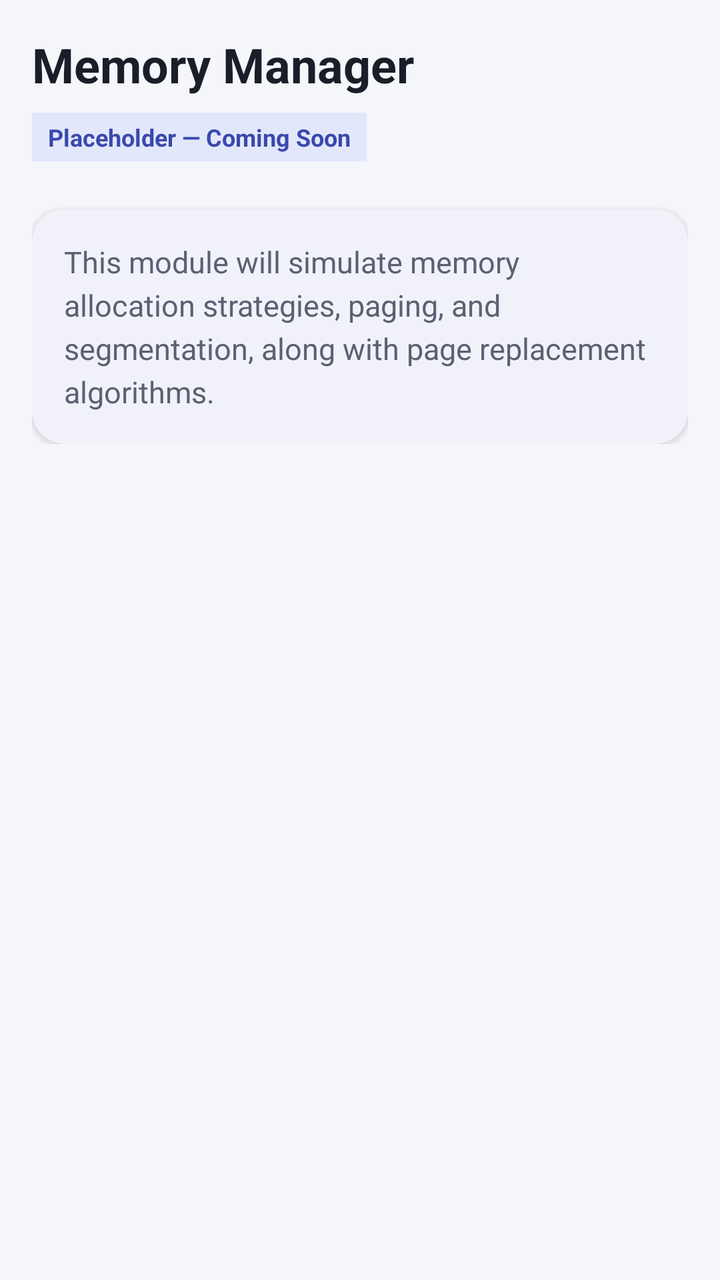
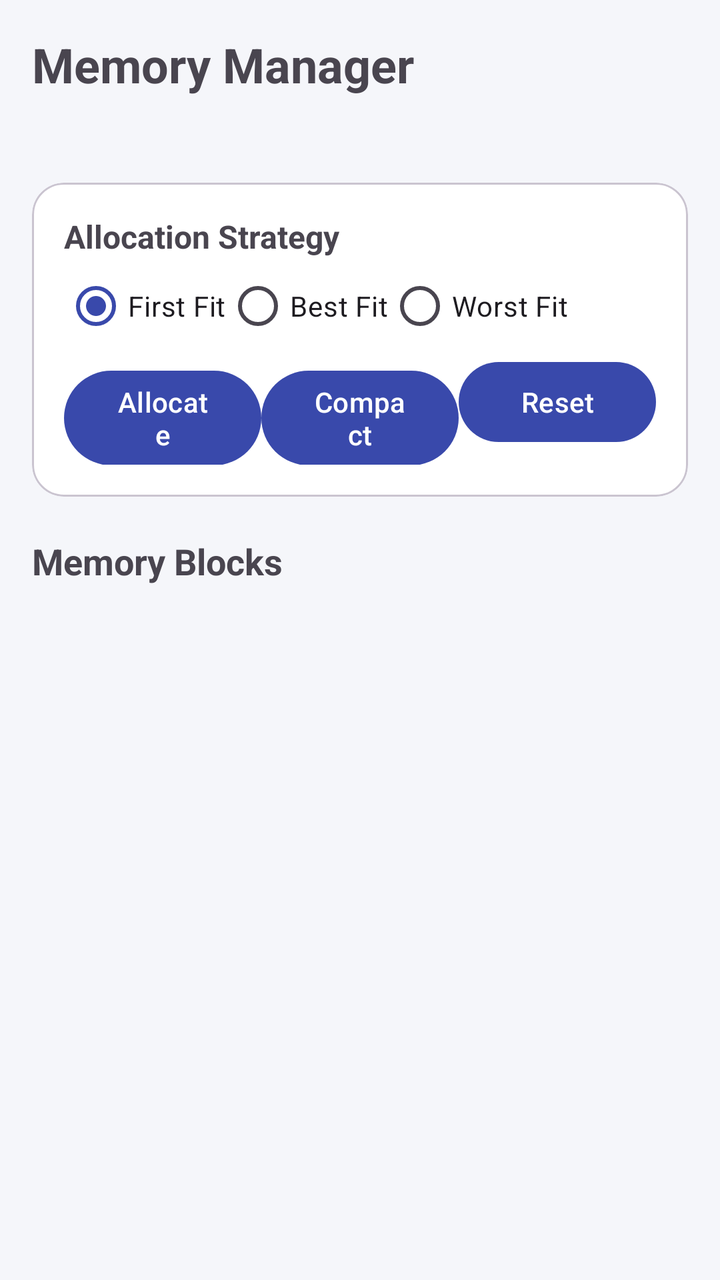

Two renders of the same Android screen: before a commit and after it. Below are the layout's source before the change and the commit's diff.
<!-- AndroidManifest.xml: application theme Theme.MiniKernel -->
<!-- res/layout/fragment_memory.xml -->
<?xml version="1.0" encoding="utf-8"?>
<ScrollView xmlns:android="http://schemas.android.com/apk/res/android"
    xmlns:app="http://schemas.android.com/apk/res-auto"
    android:layout_width="match_parent"
    android:layout_height="match_parent"
    android:background="?attr/android:colorBackground">

    <LinearLayout
        android:layout_width="match_parent"
        android:layout_height="wrap_content"
        android:orientation="vertical"
        android:padding="@dimen/spacing_md">

        <TextView
            android:layout_width="wrap_content"
            android:layout_height="wrap_content"
            android:text="@string/module_memory_title"
            android:textColor="?attr/colorOnSurface"
            android:textSize="24sp"
            android:textStyle="bold" />

        <TextView
            android:layout_width="wrap_content"
            android:layout_height="wrap_content"
            android:layout_marginTop="@dimen/spacing_sm"
            android:background="@color/mk_badge_bg"
            android:paddingStart="@dimen/spacing_sm"
            android:paddingEnd="@dimen/spacing_sm"
            android:paddingTop="4dp"
            android:paddingBottom="4dp"
            android:text="@string/status_badge_placeholder"
            android:textColor="@color/mk_badge_text"
            android:textSize="12sp"
            android:textStyle="bold" />

        <com.google.android.material.card.MaterialCardView
            android:layout_width="match_parent"
            android:layout_height="wrap_content"
            android:layout_marginTop="@dimen/spacing_lg"
            app:cardCornerRadius="@dimen/card_corner_radius"
            app:cardElevation="@dimen/card_elevation"
            app:cardBackgroundColor="?attr/colorSurface"
            app:strokeWidth="0dp">

            <TextView
                android:layout_width="match_parent"
                android:layout_height="wrap_content"
                android:padding="@dimen/spacing_md"
                android:text="@string/module_memory_detail"
                android:textColor="@color/mk_text_secondary"
                android:textSize="15sp"
                android:lineSpacingExtra="4dp" />

        </com.google.android.material.card.MaterialCardView>

    </LinearLayout>

</ScrollView>
<!-- resources referenced by this layout -->
<resources>
  <color name="mk_badge_bg">#E3E7FB</color>
  <color name="mk_badge_text">#3949AB</color>
  <color name="mk_text_secondary">#5B6172</color>
  <dimen name="card_corner_radius">16dp</dimen>
  <dimen name="card_elevation">2dp</dimen>
  <dimen name="spacing_lg">24dp</dimen>
  <dimen name="spacing_md">16dp</dimen>
  <dimen name="spacing_sm">8dp</dimen>
  <string name="module_memory_detail">This module will simulate memory allocation strategies, paging, and segmentation, along with page replacement algorithms.</string>
  <string name="module_memory_title">Memory Manager</string>
  <string name="status_badge_placeholder">Placeholder — Coming Soon</string>
  <style name="Theme.MiniKernel" parent="Theme.Material3.DayNight.NoActionBar">
          <item name="colorPrimary">@color/mk_primary</item>
          <item name="colorPrimaryVariant">@color/mk_primary_dark</item>
          <item name="colorOnPrimary">@color/mk_on_primary</item>
  
          <item name="colorSecondary">@color/mk_secondary</item>
          <item name="colorOnSecondary">@color/mk_on_primary</item>
  
          <item name="android:colorBackground">@color/mk_background</item>
          <item name="colorSurface">@color/mk_surface</item>
          <item name="colorOnSurface">@color/mk_text_primary</item>
  
          <item name="android:statusBarColor">@color/mk_primary</item>
          <item name="android:windowLightStatusBar" tools:targetApi="m">false</item>
      </style>
  <color name="mk_primary">#3949AB</color>
  <color name="mk_primary_dark">#26308F</color>
  <color name="mk_on_primary">#FFFFFF</color>
  <color name="mk_secondary">#00ACC1</color>
  <color name="mk_background">#F5F6FA</color>
  <color name="mk_surface">#FFFFFF</color>
  <color name="mk_text_primary">#1B1E28</color>
</resources>

<!-- the commit's change to res/layout/fragment_memory.xml (unified diff, before → after) -->
@@ -1,58 +1,29 @@
 <?xml version="1.0" encoding="utf-8"?>
 <ScrollView xmlns:android="http://schemas.android.com/apk/res/android"
-    xmlns:app="http://schemas.android.com/apk/res-auto"
-    android:layout_width="match_parent"
-    android:layout_height="match_parent"
-    android:background="?attr/android:colorBackground">
-
-    <LinearLayout
-        android:layout_width="match_parent"
-        android:layout_height="wrap_content"
-        android:orientation="vertical"
-        android:padding="@dimen/spacing_md">
-
-        <TextView
-            android:layout_width="wrap_content"
-            android:layout_height="wrap_content"
-            android:text="@string/module_memory_title"
-            android:textColor="?attr/colorOnSurface"
-            android:textSize="24sp"
-            android:textStyle="bold" />
-
-        <TextView
-            android:layout_width="wrap_content"
-            android:layout_height="wrap_content"
-            android:layout_marginTop="@dimen/spacing_sm"
-            android:background="@color/mk_badge_bg"
-            android:paddingStart="@dimen/spacing_sm"
-            android:paddingEnd="@dimen/spacing_sm"
-            android:paddingTop="4dp"
-            android:paddingBottom="4dp"
-            android:text="@string/status_badge_placeholder"
-            android:textColor="@color/mk_badge_text"
-            android:textSize="12sp"
-            android:textStyle="bold" />
-
-        <com.google.android.material.card.MaterialCardView
-            android:layout_width="match_parent"
-            android:layout_height="wrap_content"
-            android:layout_marginTop="@dimen/spacing_lg"
-            app:cardCornerRadius="@dimen/card_corner_radius"
-            app:cardElevation="@dimen/card_elevation"
-            app:cardBackgroundColor="?attr/colorSurface"
-            app:strokeWidth="0dp">
-
-            <TextView
-                android:layout_width="match_parent"
-                android:layout_height="wrap_content"
-                android:padding="@dimen/spacing_md"
-                android:text="@string/module_memory_detail"
-                android:textColor="@color/mk_text_secondary"
-                android:textSize="15sp"
-                android:lineSpacingExtra="4dp" />
-
+    android:layout_width="match_parent" android:layout_height="match_parent">
+    <LinearLayout android:layout_width="match_parent" android:layout_height="wrap_content"
+        android:orientation="vertical" android:padding="16dp">
+        <TextView android:layout_width="wrap_content" android:layout_height="wrap_content"
+            android:text="Memory Manager" android:textSize="24sp" android:textStyle="bold" />
+        <TextView android:id="@+id/memory_summary" android:layout_width="match_parent" android:layout_height="wrap_content"
+            android:layout_marginTop="8dp" android:textSize="14sp" />
+        <com.google.android.material.card.MaterialCardView android:layout_width="match_parent" android:layout_height="wrap_content"
+            android:layout_marginTop="16dp" app:cardCornerRadius="16dp" xmlns:app="http://schemas.android.com/apk/res-auto">
+            <LinearLayout android:layout_width="match_parent" android:layout_height="wrap_content" android:orientation="vertical" android:padding="16dp">
+                <TextView android:layout_width="wrap_content" android:layout_height="wrap_content" android:text="Allocation Strategy" android:textStyle="bold" android:textSize="16sp" />
+                <RadioGroup android:id="@+id/strategy_group" android:layout_width="match_parent" android:layout_height="wrap_content" android:orientation="horizontal">
+                    <RadioButton android:id="@+id/strategy_first" android:layout_width="wrap_content" android:layout_height="wrap_content" android:text="First Fit" android:checked="true" />
+                    <RadioButton android:id="@+id/strategy_best" android:layout_width="wrap_content" android:layout_height="wrap_content" android:text="Best Fit" />
+                    <RadioButton android:id="@+id/strategy_worst" android:layout_width="wrap_content" android:layout_height="wrap_content" android:text="Worst Fit" />
+                </RadioGroup>
+                <LinearLayout android:layout_width="match_parent" android:layout_height="wrap_content">
+                    <com.google.android.material.button.MaterialButton android:id="@+id/allocate_button" android:layout_width="0dp" android:layout_height="wrap_content" android:layout_weight="1" android:text="Allocate" />
+                    <com.google.android.material.button.MaterialButton android:id="@+id/compact_button" android:layout_width="0dp" android:layout_height="wrap_content" android:layout_weight="1" android:text="Compact" />
+                    <com.google.android.material.button.MaterialButton android:id="@+id/reset_memory_button" android:layout_width="0dp" android:layout_height="wrap_content" android:layout_weight="1" android:text="Reset" />
+                </LinearLayout>
+            </LinearLayout>
         </com.google.android.material.card.MaterialCardView>
-
+        <TextView android:layout_width="wrap_content" android:layout_height="wrap_content" android:layout_marginTop="20dp" android:text="Memory Blocks" android:textSize="18sp" android:textStyle="bold" />
+        <LinearLayout android:id="@+id/memory_block_container" android:layout_width="match_parent" android:layout_height="wrap_content" android:orientation="vertical" android:layout_marginTop="8dp" />
     </LinearLayout>
-
 </ScrollView>
<!-- resource entries referenced after the edit -->
@@ -1,16 +1,5 @@
 <!-- resources referenced by this layout -->
 <resources>
-  <color name="mk_badge_bg">#E3E7FB</color>
-  <color name="mk_badge_text">#3949AB</color>
-  <color name="mk_text_secondary">#5B6172</color>
-  <dimen name="card_corner_radius">16dp</dimen>
-  <dimen name="card_elevation">2dp</dimen>
-  <dimen name="spacing_lg">24dp</dimen>
-  <dimen name="spacing_md">16dp</dimen>
-  <dimen name="spacing_sm">8dp</dimen>
-  <string name="module_memory_detail">This module will simulate memory allocation strategies, paging, and segmentation, along with page replacement algorithms.</string>
-  <string name="module_memory_title">Memory Manager</string>
-  <string name="status_badge_placeholder">Placeholder — Coming Soon</string>
   <style name="Theme.MiniKernel" parent="Theme.Material3.DayNight.NoActionBar">
           <item name="colorPrimary">@color/mk_primary</item>
           <item name="colorPrimaryVariant">@color/mk_primary_dark</item>
